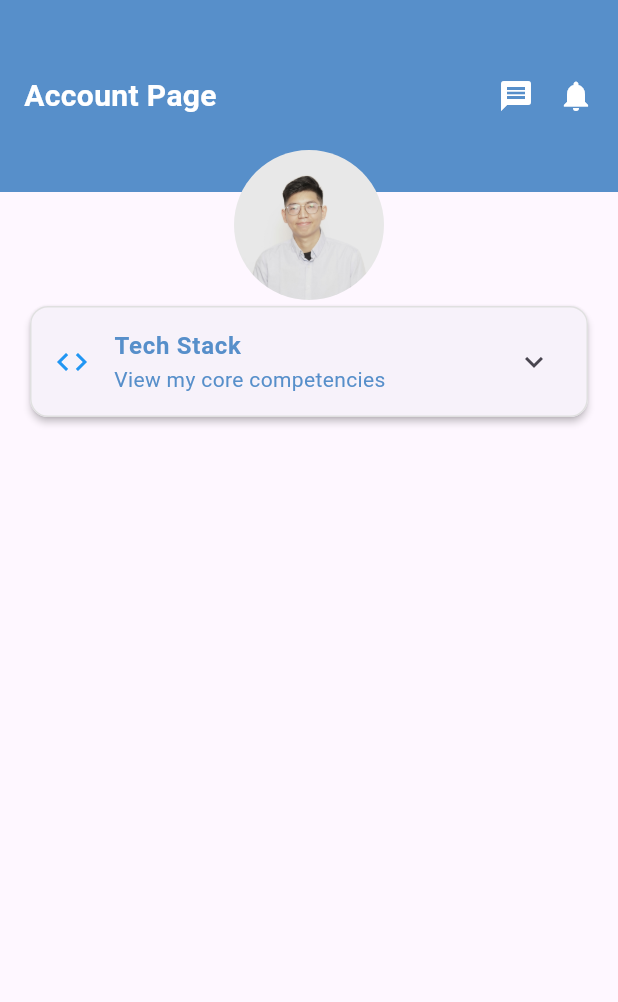
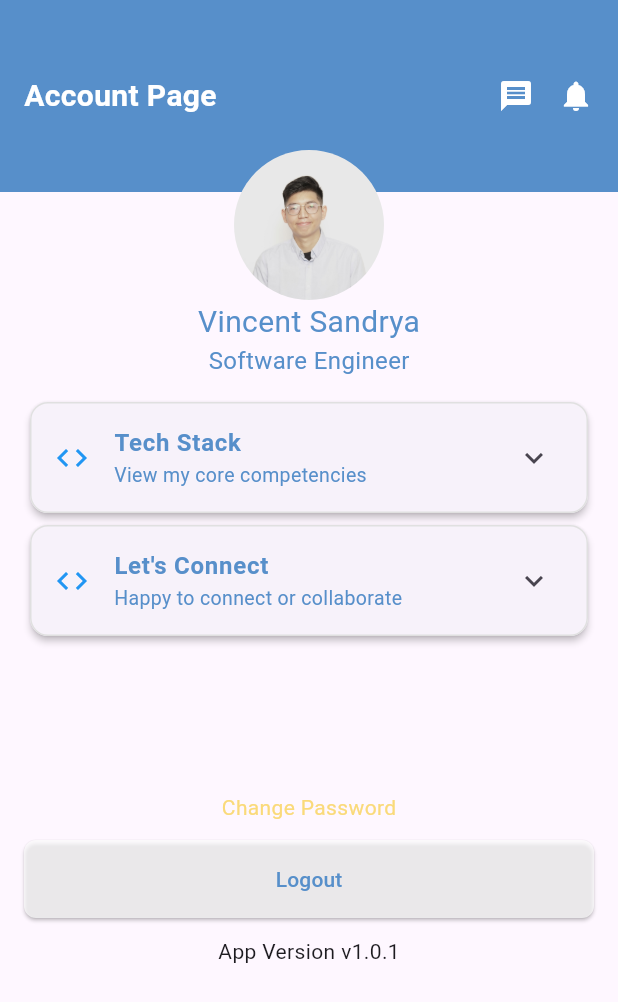
Before and after one commit to vincentsandrya/FLUTTER_POSRestaurant-OrderZen, a Flutter app: the AccountPage screen opened by its route, on a phone screen of 412 x 824 dp. Shown: the top 1002 px of the screen. Run offline on Flutter 3.47's test engine with Material 3 defaults, Android fonts, the phone set to English and light mode, and no system bars; our stand-ins replace dio, flutter_dotenv, font_awesome_flutter, get, google_fonts.

Commit message:
vincent - checkpoint before post order

```diff
--- a/lib/controller/menu_controller.dart
+++ b/lib/controller/menu_controller.dart
@@ -64,7 +64,6 @@ class MenuDetailController extends GetxController {
       errorMessage.value = '';
       final fetchedMenus = await MenuService().fetchDetailMenu(menuId);
 
-      // Use assignAll for better performance with RxList
       menu.value = (fetchedMenus);
     } catch (e) {
       errorMessage.value = 'Failed to load menus: ${e.toString()}';
--- a/lib/main.dart
+++ b/lib/main.dart
@@ -4,7 +4,7 @@ import 'package:flutter_posrestaurant_orderzen/routes/app_routes_named.dart';
 import 'package:get/get.dart';
 import 'package:flutter_dotenv/flutter_dotenv.dart';
 
-void main() async {
+Future<void> main() async {
   await dotenv.load();
   runApp(const MyApp());
 }
--- a/lib/pages/account.dart
+++ b/lib/pages/account.dart
@@ -1,5 +1,7 @@
 import 'package:flutter/material.dart';
+import 'package:flutter_posrestaurant_orderzen/routes/app_routes_named.dart';
 import 'package:font_awesome_flutter/font_awesome_flutter.dart';
+import 'package:get/get.dart';
 
 class AccountPage extends StatelessWidget {
   const AccountPage({super.key});
@@ -70,6 +72,19 @@ class AccountPage extends StatelessWidget {
               padding: EdgeInsets.symmetric(horizontal: 16),
               child: ListView(
                 children: [
+                  Center(
+                    child: Text(
+                      "Vincent Sandrya",
+                      style: TextStyle(fontSize: 20, color: Color(0xff578FCA)),
+                    ),
+                  ),
+                  Center(
+                    child: Text(
+                      "Software Engineer",
+                      style: TextStyle(fontSize: 16, color: Color(0xff578FCA)),
+                    ),
+                  ),
+                  SizedBox(height: 12),
                   Card(
                     elevation: 2,
                     shape: RoundedRectangleBorder(
@@ -91,7 +106,7 @@ class AccountPage extends StatelessWidget {
                       subtitle: Text(
                         'View my core competencies',
                         style: TextStyle(
-                          fontSize: 14,
+                          fontSize: 13,
                           color: Color(0xff578FCA),
                         ),
                       ),
@@ -99,9 +114,9 @@ class AccountPage extends StatelessWidget {
                         Row(
                           mainAxisAlignment: MainAxisAlignment.spaceEvenly,
                           children: [
-                            _buildTechItem(FontAwesomeIcons.google, 'Go'),
-                            _buildTechItem(FontAwesomeIcons.react, 'React'),
-                            _buildTechItem(
+                            _expansionChild(FontAwesomeIcons.google, 'Go'),
+                            _expansionChild(FontAwesomeIcons.react, 'React'),
+                            _expansionChild(
                               FontAwesomeIcons.mobileScreen,
                               'Flutter',
                             ),
@@ -111,20 +126,79 @@ class AccountPage extends StatelessWidget {
                       ],
                     ),
                   ),
-                  // ExpansionTile(
-                  //   title: Text('Section 2'),
-                  //   leading: Icon(Icons.settings),
-                  //   children: [
-                  //     ListTile(title: Text('Details for Section 2')),
-                  //   ],
-                  // ),
-                  // ExpansionTile(
-                  //   title: Text('Section 3'),
-                  //   leading: Icon(Icons.help),
-                  //   children: [
-                  //     ListTile(title: Text('Details for Section 3')),
-                  //   ],
-                  // ),
+                  Card(
+                    elevation: 2,
+                    shape: RoundedRectangleBorder(
+                      borderRadius: BorderRadius.circular(12), // Border radius
+                      side: BorderSide(
+                        color: Colors.grey[300]!,
+                      ), // Border color
+                    ),
+                    child: ExpansionTile(
+                      leading: Icon(Icons.code, color: Colors.blue),
+                      title: Text(
+                        "Let's Connect",
+                        style: TextStyle(
+                          fontSize: 16,
+                          fontWeight: FontWeight.bold,
+                          color: Color(0xff578FCA),
+                        ),
+                      ),
+                      subtitle: Text(
+                        'Happy to connect or collaborate',
+                        style: TextStyle(
+                          fontSize: 13,
+                          color: Color(0xff578FCA),
+                        ),
+                      ),
+                      children: [
+                        Row(
+                          mainAxisAlignment: MainAxisAlignment.spaceEvenly,
+                          children: [
+                            _expansionChild(
+                              FontAwesomeIcons.linkedin,
+                              'Linkedin',
+                            ),
+                            _expansionChild(FontAwesomeIcons.whatsapp, 'WA'),
+                            _expansionChild(FontAwesomeIcons.envelope, 'Email'),
+                          ],
+                        ),
+                        SizedBox(height: 12), // Additional spacing
+                      ],
+                    ),
+                  ),
+                  SizedBox(height: 100),
+                  Center(
+                    child: InkWell(
+                      onTap: () => {},
+                      child: Text(
+                        "Change Password",
+                        style: TextStyle(color: Color(0xffFADA7A)),
+                      ),
+                    ),
+                  ),
+                  SizedBox(height: 12),
+                  SizedBox(
+                    height: 52,
+                    width: double.infinity,
+                    child: ElevatedButton(
+                      style: ElevatedButton.styleFrom(
+                        shape: RoundedRectangleBorder(
+                          borderRadius: BorderRadius.circular(8),
+                        ),
+                        backgroundColor: Colors.white70,
+                      ),
+                      onPressed: () =>
+                          Get.offAllNamed(AppRoutesNamed.getStartedPage),
+                      child: Text(
+                        "Logout",
+                        style: TextStyle(color: Color(0xff578FCA)),
+                      ),
+                    ),
+                  ),
+                  SizedBox(height: 12),
+                  Center(child: Text("App Version v1.0.1")),
+                  SizedBox(height: 12),
                 ],
               ),
             ),
@@ -134,11 +208,12 @@ class AccountPage extends StatelessWidget {
     );
   }
 
-  Widget _buildTechItem(IconData icon, String text) {
+  Widget _expansionChild(IconData icon, String text) {
     return SizedBox(
-      width: 120,
+      width: 100,
       child: Column(
         children: [
+          SizedBox(height: 12),
           FaIcon(icon, size: 36, color: Color(0xff578FCA)),
           SizedBox(height: 12),
           Text(text, style: TextStyle(fontSize: 16, color: Color(0xff578FCA))),
--- a/lib/pages/menu_detail.dart
+++ b/lib/pages/menu_detail.dart
@@ -10,8 +10,6 @@ class MenuDetailPage extends StatelessWidget {
     final menuC = Get.isRegistered<MenuDetailController>()
         ? Get.find<MenuDetailController>()
         : Get.put(MenuDetailController());
-
-    print("MenuDetail");
 
     return Scaffold(
       body: SizedBox(
--- a/lib/service/menu_service.dart
+++ b/lib/service/menu_service.dart
@@ -1,9 +1,11 @@
 import 'package:dio/dio.dart';
 import 'package:flutter_posrestaurant_orderzen/model/menu_model.dart';
+import 'package:flutter_dotenv/flutter_dotenv.dart';
 
 class MenuService {
   final Dio _dio = Dio();
-  final String baseUrl = 'http://192.168.18.15:8081/api/v1/';
+
+  final baseUrl = dotenv.env['API_URL'];
 
   Future<List<MenuModel>> fetchMenu() async {
     try {
--- a/pubspec.yaml
+++ b/pubspec.yaml
@@ -64,6 +64,7 @@ flutter:
 
   assets:
     - assets/images/
+    - .env
   # To add assets to your application, add an assets section, like this:
   # assets:
   #   - images/a_dot_burr.jpeg
```
Also changed, not shown: lib/controller/auth_controller.dart (+22 -9 lines), lib/pages/home.dart (+13 -5 lines), lib/service/order_service.dart (added, +53 -0 lines).
